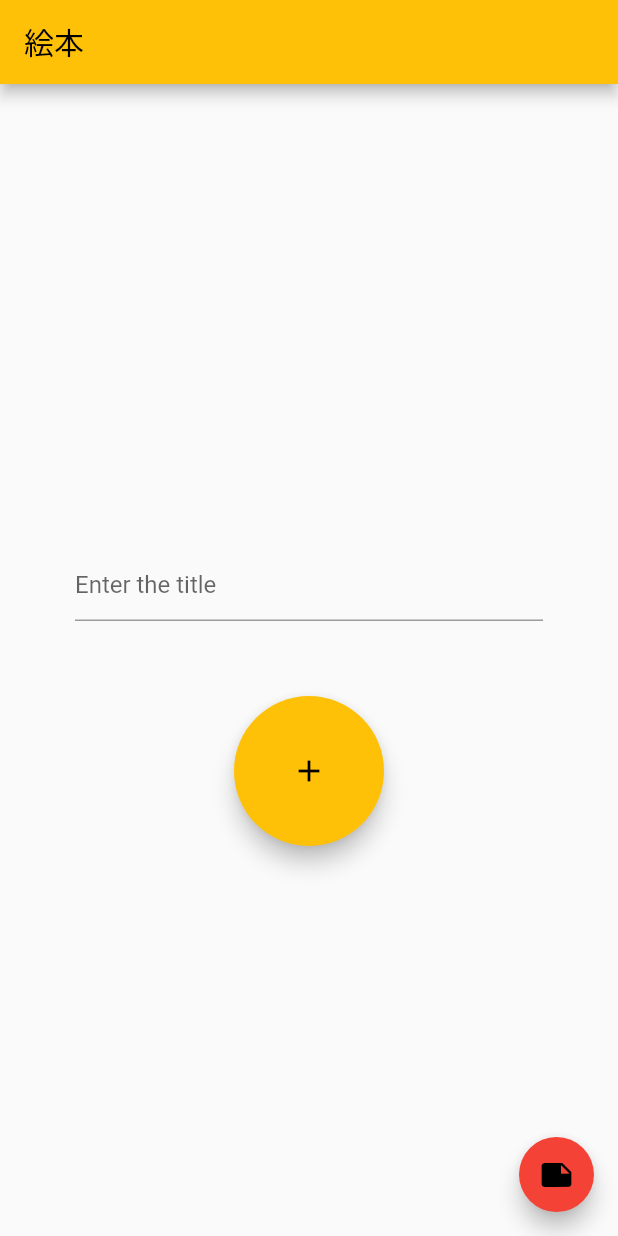
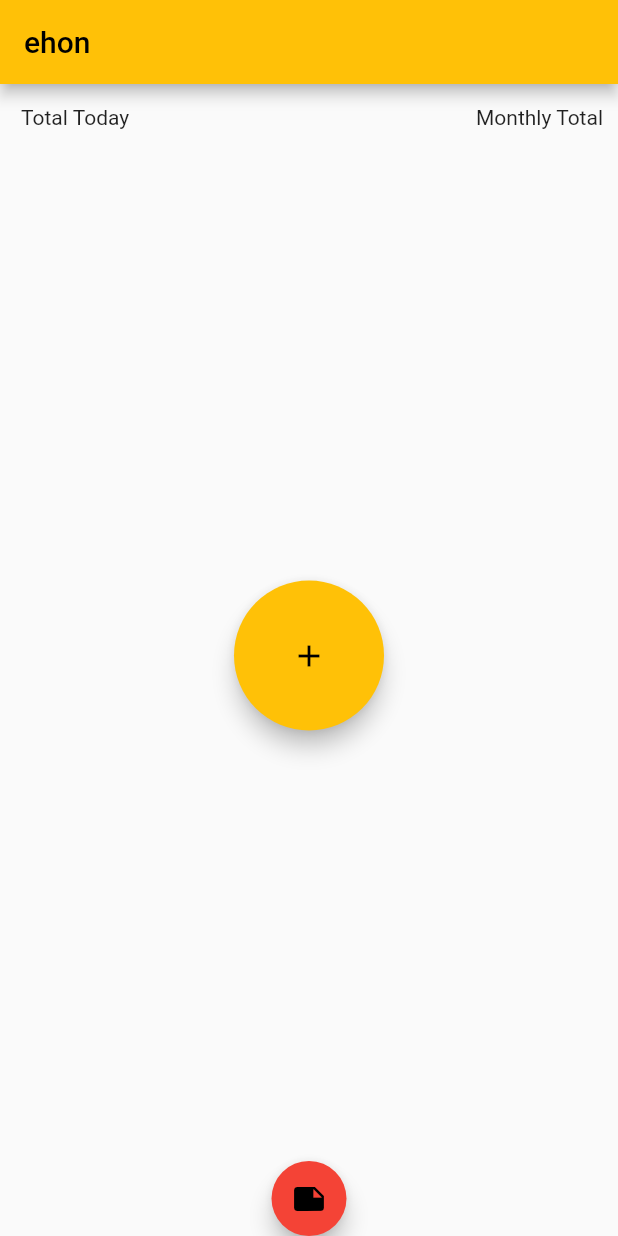
Before and after one commit to yoichiyy/ehon, a Flutter app: the screen it shows after launch, on a phone screen of 412 x 824 dp. Run offline on Flutter 3.47's test engine with Material 2 defaults, Android fonts, the light colour scheme and no system bars; our stand-ins replace hive; accounts and stored records are empty.

Commit message:
シンプルに

```diff
--- a/lib/ui/pages/home/home_page.dart
+++ b/lib/ui/pages/home/home_page.dart
@@ -33,70 +33,62 @@ class _MyHomePageState extends State<MyHomePage> {
 //9.TODOはスライドで次々削除していくことができる。
 //10.
 
-
   @override
   Widget build(BuildContext context) {
     return Scaffold(
       appBar: AppBar(
-        title: const Text("絵本"),
+        title: const Text("ehon"),
       ),
-      //やっぱbodyの中だろう。centerの中で、問題ないだろう。
-      body: SizedBox(
-          height: double.infinity,
-          child: Column(
-            mainAxisAlignment: MainAxisAlignment.center,
-            // どういうときにchildで、childrenなのか？
-            // <widget>となるときもある。この＜＞は何なのか？
-            // コラムでこのボックスと、フォームをくくると思うんだけど、できるかな。
-            // wrap with columnというコマンドが出てくる、ショートカットは何だっけ option + return
-            children: <Widget>[
-              Padding(
-                padding: const EdgeInsets.all(50.0),
-                child: Form(
-                  key: _formKey,
-                  child: Column(
-                    crossAxisAlignment: CrossAxisAlignment.start,
-                    children: <Widget>[
-                      TextFormField(
-                        controller: _controller,
-                        decoration: const InputDecoration(
-                          hintText: "Enter the title",
+      body: Column(
+        children: <Widget>[_countArea(), _buttonArea(), _navButtonArea()],
       ),
-                        validator: (String? value) {
-                          if (value == null || value.isEmpty) {
-                            return "Please enter some text";
+    );
   }
-                          return null;
-                        },
-                      )
+
+  Widget _countArea() {
+    return Container(
+      margin: EdgeInsets.all(10),
+      child: Row(
+        children: [
+          Expanded(
+            child: Container(
+              margin: const EdgeInsets.all(4),
+              child: const Text("Total Today"),
+            ),
+          ),
+          const Text("Monthly Total")
         ],
       ),
-                ),
-              ),
-              SizedBox(
+    );
+  }
+
+  Widget _buttonArea() {
+    return Expanded(
+      child: Container(
+        child: SizedBox(
           width: 100,
           height: 100,
           child: FloatingActionButton(
             onPressed: () {
-                    // true?  false??
-                    if (_formKey.currentState?.validate() ?? false) {
+              // if (_formKey.currentState?.validate() ?? false) {
               _incrementCounter();
-                      _formKey.currentState?.reset();
-                      _showBookDialog("Success!", "You've added a book!");
-                    } else {
-                      _showBookDialog("Warning", "You need to put a book.");
-                    }
+              // _formKey.currentState?.reset();
+              // _showBookDialog("Success!", "You've added a book!");
+              // } else {
+              //   _showBookDialog("Warning", "You need to put a book.");
+              // }
             },
             heroTag: "Increment",
             tooltip: "Increment",
             child: const Icon(Icons.add),
-                  // materialTapTargetSize: ,
           ),
         ),
-            ],
-          )),
-      //どうして、右下に配置される？bodyでなければ、この場所はなんと呼ばれている？
-      floatingActionButton: SizedBox(
+      ),
+    );
+  }
+
+  Widget _navButtonArea() {
+    return SizedBox(
       width: 50,
       height: 50,
       child: FloatingActionButton(
@@ -106,9 +98,46 @@ class _MyHomePageState extends State<MyHomePage> {
         backgroundColor: Colors.red,
         child: const Icon(Icons.note),
       ),
-      ),
     );
   }
+
+  // children: [
+  //   SizedBox(
+  //     child: Column(
+  //       mainAxisAlignment: MainAxisAlignment.center,
+  //       children: <Widget>[
+  //         Padding(
+  //           padding: const EdgeInsets.all(50.0),
+  //           child: Form(
+  //             key: _formKey,
+  //             child: Column(
+  //               crossAxisAlignment: CrossAxisAlignment.start,
+  //               children: <Widget>[
+  //                 TextFormField(
+  //                   controller: _controller,
+  //                   decoration: const InputDecoration(
+  //                     hintText: "Enter the title",
+  //                   ),
+  //                   validator: (String? value) {
+  //                     if (value == null || value.isEmpty) {
+  //                       return "Please enter some text";
+  //                     }
+  //                     return null;
+  //                   },
+  //                 )
+  //               ],
+  //             ),
+  //           ),
+  //         ),
+  //         ],
+  //       ),
+  //     ),
+  //   ],
+  // ),
+
+  //どうして、右下に配置される？bodyでなければ、この場所はなんと呼ばれている？
+  //   );
+  // }
 
   @override
   void dispose() {
```
Also changed, not shown: lib/providers/database/database_provider.dart (+0 -8 lines). Lines whose indentation alone changed are shown as unchanged.
